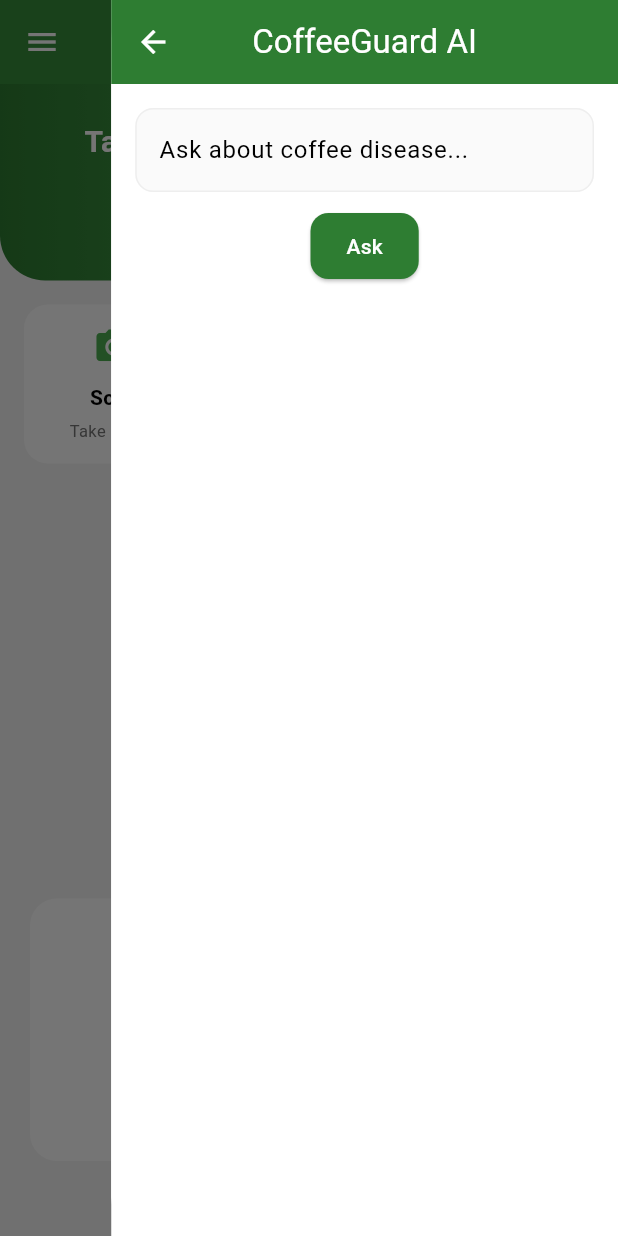
After one commit to Tesfalegnp/CoffeeGruard-App, a Flutter app: the screen it shows after launch, scrolled down 72 dp, after a tap on the "smart toy" icon, on a phone screen of 412 x 824 dp. The commit adds this screen. Run offline on Flutter 3.47's test engine with Material 3 defaults, Android fonts, the phone set to English and light mode, and no system bars; our stand-ins replace connectivity_plus, device_info_plus, fl_chart, flutter_dotenv, flutter_tts, geolocator and 7 more; missing offline and left inert: tflite_flutter; accounts and stored records are empty; Roboto replaces fonts that are missing (Poppins).

Commit message:
feat: added LLM assistant

```diff
--- /dev/null
+++ b/lib/core/services/gemini_service.dart
@@ -0,0 +1,62 @@
+import 'dart:convert';
+import 'package:http/http.dart' as http;
+import 'package:flutter_dotenv/flutter_dotenv.dart';
+
+class GeminiService {
+  final String apiKey = dotenv.env['GEMINI_API_KEY'] ?? '';
+
+  // ✅ ONLY WORKING MODEL
+  final String model = "models/gemini-2.5-flash";
+
+  Future<String> ask(String prompt) async {
+    final url =
+        'https://generativelanguage.googleapis.com/v1/$model:generateContent?key=$apiKey';
+
+    final response = await http.post(
+      Uri.parse(url),
+      headers: {'Content-Type': 'application/json'},
+      body: jsonEncode({
+        "contents": [
+          {
+            "parts": [
+              {
+                "text": _buildPrompt(prompt)
+              }
+            ]
+          }
+        ]
+      }),
+    );
+
+    print("STATUS: ${response.statusCode}");
+    print("BODY: ${response.body}");
+
+    if (response.statusCode == 200) {
+      final data = jsonDecode(response.body);
+
+      return data['candidates'][0]['content']['parts'][0]['text'];
+    }
+
+    return "Error: ${response.body}";
+  }
+
+  // ✅ DOMAIN SPECIALIZED PROMPT
+  String _buildPrompt(String userInput) {
+    return """
+You are CoffeeGuard AI Expert Assistant specialized ONLY in coffee farming.
+
+You are based in Ethiopia, Oromia Region, Jimma Zone, Tepi town agricultural area.
+
+Your role:
+- Answer ONLY coffee farming questions
+- Focus on Ethiopian coffee agriculture
+- Expert in plant disease, rust, leaf blight, pest control
+- Give practical field advice for farmers in Tepi area
+- Use simple language (Amharic + Afaan Oromo + English if needed)
+- Be accurate, no unrelated topics
+
+Farmer question:
+$userInput
+""";
+  }
+}
--- /dev/null
+++ b/lib/screens/chat/assistant_chat_screen.dart
@@ -0,0 +1,78 @@
+import 'package:flutter/material.dart';
+import '../../core/services/gemini_service.dart';
+
+class AssistantChatScreen extends StatefulWidget {
+  const AssistantChatScreen({super.key});
+
+  @override
+  State<AssistantChatScreen> createState() =>
+      _AssistantChatScreenState();
+}
+
+class _AssistantChatScreenState
+    extends State<AssistantChatScreen> {
+  final TextEditingController controller =
+      TextEditingController();
+
+  final GeminiService gemini =
+      GeminiService();
+
+  String reply = "";
+  bool loading = false;
+
+  Future<void> send() async {
+    if (controller.text.trim().isEmpty) return;
+
+    setState(() => loading = true);
+
+    final result =
+        await gemini.ask(controller.text);
+
+    setState(() {
+      reply = result;
+      loading = false;
+    });
+  }
+
+  @override
+  Widget build(BuildContext context) {
+    return Scaffold(
+      appBar:
+          AppBar(title: const Text("CoffeeGuard AI")),
+      body: Padding(
+        padding:
+            const EdgeInsets.all(16),
+        child: Column(
+          children: [
+            TextField(
+              controller: controller,
+              decoration:
+                  const InputDecoration(
+                hintText:
+                    "Ask about coffee disease...",
+              ),
+            ),
+            const SizedBox(height: 12),
+
+            ElevatedButton(
+              onPressed: send,
+              child: const Text("Ask"),
+            ),
+
+            const SizedBox(height: 20),
+
+            if (loading)
+              const CircularProgressIndicator(),
+
+            if (!loading)
+              Expanded(
+                child: SingleChildScrollView(
+                  child: Text(reply),
+                ),
+              ),
+          ],
+        ),
+      ),
+    );
+  }
+}
--- a/lib/screens/home/hero_home_screen.dart
+++ b/lib/screens/home/hero_home_screen.dart
@@ -17,6 +17,7 @@ import '../../providers/language_provider.dart';
 import '../../providers/theme_provider.dart';
 import '../public/daily_tips_screen.dart';
 
+import '../chat/assistant_chat_screen.dart';
 import '../detection/history_screen.dart';
 
 import 'widgets/result_card.dart';
@@ -313,6 +314,67 @@ class _HeroHomeScreenState extends State<HeroHomeScreen>
       displayedText = "";
     });
   }
+
+void _openHelperPanel() {
+  showGeneralDialog(
+    context: context,
+    barrierDismissible: true,
+    barrierLabel: "Close",
+    barrierColor: Colors.black54,
+    transitionDuration:
+        const Duration(milliseconds: 350),
+
+    pageBuilder: (_, __, ___) {
+      return Align(
+        alignment: Alignment.centerRight,
+        child: Material(
+          color: Colors.transparent,
+
+          child: Container(
+            width:
+                MediaQuery.of(context)
+                        .size
+                        .width *
+                    0.82,
+
+            height:
+                MediaQuery.of(context)
+                    .size
+                    .height,
+
+            decoration: BoxDecoration(
+              color: Theme.of(context)
+                  .scaffoldBackgroundColor,
+
+              borderRadius:
+                  const BorderRadius.only(
+                topLeft:
+                    Radius.circular(26),
+                bottomLeft:
+                    Radius.circular(26),
+              ),
+            ),
+
+            child:
+                const AssistantChatScreen(),
+          ),
+        ),
+      );
+    },
+
+    transitionBuilder:
+        (_, animation, __, child) {
+      return SlideTransition(
+        position: Tween<Offset>(
+          begin: const Offset(1, 0),
+          end: Offset.zero,
+        ).animate(animation),
+        child: child,
+      );
+    },
+  );
+}
+
 
   // =====================================================
   // DISPOSE
@@ -843,13 +905,47 @@ class _HeroHomeScreenState extends State<HeroHomeScreen>
         ),
       ),
 
-      floatingActionButton:
+     floatingActionButton: Column(
+        mainAxisSize: MainAxisSize.min,
+        children: [
+
+          // HELPER BUTTON
+          TweenAnimationBuilder(
+            tween: Tween(begin: 0.9, end: 1.05),
+            duration:
+                const Duration(seconds: 1),
+            curve: Curves.easeInOut,
+            builder:
+                (_, value, child) =>
+                    Transform.scale(
+              scale: value as double,
+              child: child,
+            ),
+
+            child: FloatingActionButton(
+              heroTag: "helper",
+              backgroundColor:
+                  Colors.orange.shade700,
+
+              child: const Icon(
+                Icons.smart_toy,
+                color: Colors.white,
+              ),
+
+              onPressed: _openHelperPanel,
+            ),
+          ),
+
+          const SizedBox(height: 12),
+
+          // NEWS BUTTON
           FloatingActionButton.extended(
+            heroTag: "news",
             backgroundColor:
                 Colors.green.shade700,
-        icon: const Icon(
-          Icons.history,
-        ),
+
+            icon: const Icon(Icons.history),
+
             label: Text(
               tr(
                 "News",
@@ -858,16 +954,18 @@ class _HeroHomeScreenState extends State<HeroHomeScreen>
                 code,
               ),
             ),
+
             onPressed: () {
               Navigator.push(
                 context,
                 MaterialPageRoute(
-              builder:
-                  (_) =>
+                  builder: (_) =>
                       const DailyTipsScreen(),
                 ),
               );
             },
+          ),
+        ],
       ),
     );
   }
--- a/pubspec.yaml
+++ b/pubspec.yaml
@@ -32,6 +32,7 @@ dependencies:
   tflite_flutter: ^0.12.1
   image: ^4.7.2
   uuid: ^4.4.0
+  http: ^1.2.1
 
   # Offline storage
   hive: ^2.2.3
```
Also changed, not shown: lib/core/services/cloud/cloud_detection_service.dart (added), lib/core/services/cloud/network_service.dart (added), lib/widgets/chat_bubble.dart (added), pubspec.lock, 3 other files. Lines whose indentation alone changed are shown as unchanged.
